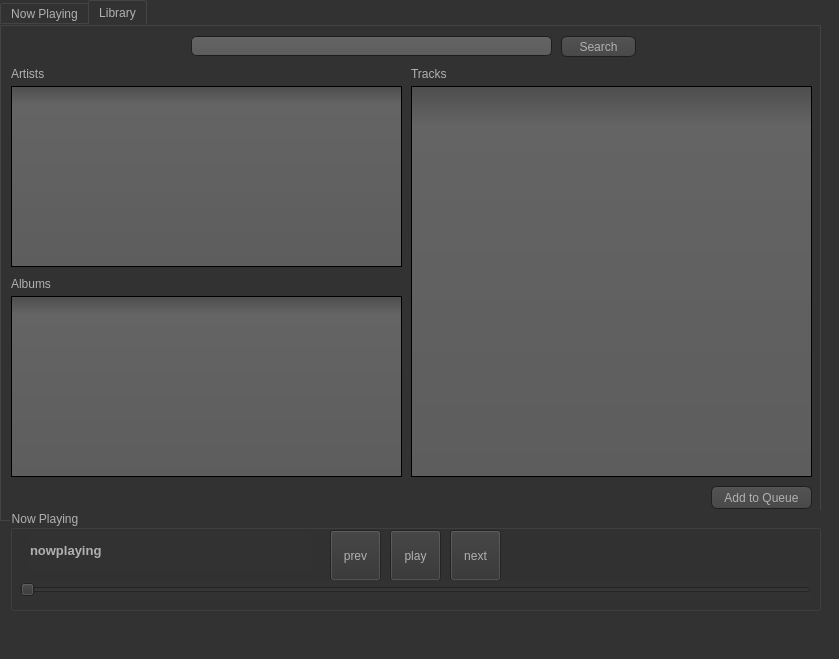
Above: ui1.ui from nightfire8199/project-hermes before the change. Below: the same form after it.
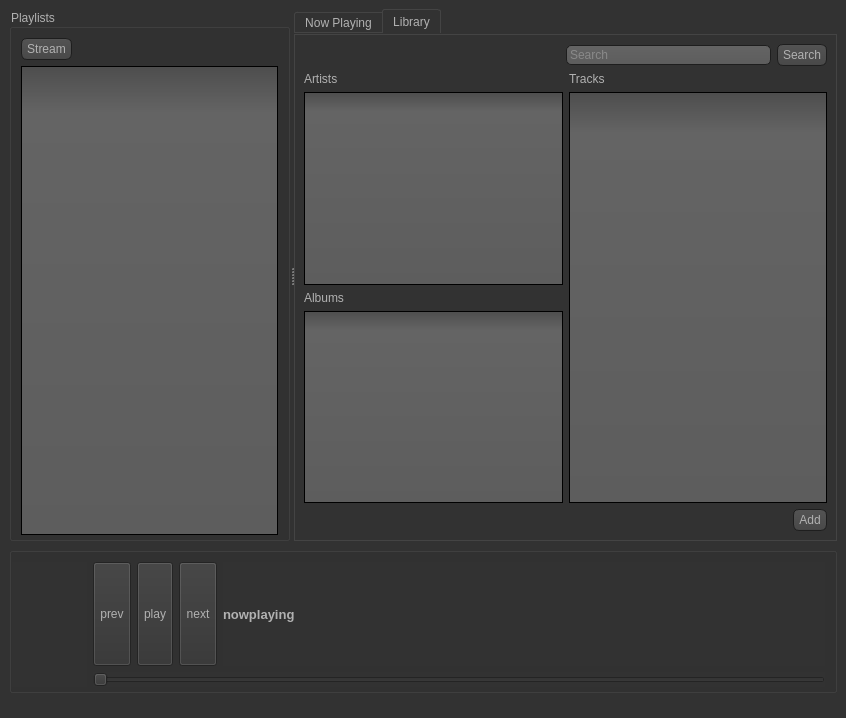
That is the form after the change. The open tabs and pages were chosen to show the change. Icons and pictures are not drawn.

The edit to the form file:
```diff
--- a/ui1.ui
+++ b/ui1.ui
@@ -6,10 +6,16 @@
    <rect>
     <x>0</x>
     <y>0</y>
-    <width>839</width>
-    <height>659</height>
+    <width>846</width>
+    <height>718</height>
    </rect>
   </property>
+  <property name="sizePolicy">
+   <sizepolicy hsizetype="Preferred" vsizetype="Preferred">
+    <horstretch>0</horstretch>
+    <verstretch>0</verstretch>
+   </sizepolicy>
+  </property>
   <property name="windowTitle">
    <string>MainWindow</string>
   </property>
@@ -475,14 +481,116 @@
 }</string>
   </property>
   <widget class="QWidget" name="centralwidget">
+   <property name="sizePolicy">
+    <sizepolicy hsizetype="Preferred" vsizetype="Preferred">
+     <horstretch>0</horstretch>
+     <verstretch>0</verstretch>
+    </sizepolicy>
+   </property>
+   <layout class="QGridLayout" name="gridLayout_6">
+    <property name="bottomMargin">
+     <number>3</number>
+    </property>
+    <item row="0" column="0">
+     <layout class="QVBoxLayout" name="verticalLayout_3">
+      <item>
+       <widget class="QSplitter" name="splitter">
+        <property name="sizePolicy">
+         <sizepolicy hsizetype="MinimumExpanding" vsizetype="Expanding">
+          <horstretch>0</horstretch>
+          <verstretch>0</verstretch>
+         </sizepolicy>
+        </property>
+        <property name="minimumSize">
+         <size>
+          <width>0</width>
+          <height>0</height>
+         </size>
+        </property>
+        <property name="frameShape">
+         <enum>QFrame::NoFrame</enum>
+        </property>
+        <property name="frameShadow">
+         <enum>QFrame::Plain</enum>
+        </property>
+        <property name="orientation">
+         <enum>Qt::Horizontal</enum>
+        </property>
+        <property name="childrenCollapsible">
+         <bool>false</bool>
+        </property>
+        <widget class="QGroupBox" name="groupBox_2">
+         <property name="sizePolicy">
+          <sizepolicy hsizetype="Expanding" vsizetype="Expanding">
+           <horstretch>0</horstretch>
+           <verstretch>0</verstretch>
+          </sizepolicy>
+         </property>
+         <property name="title">
+          <string>Playlists</string>
+         </property>
+         <layout class="QGridLayout" name="gridLayout_4">
+          <property name="bottomMargin">
+           <number>3</number>
+          </property>
+          <item row="0" column="0">
+           <layout class="QVBoxLayout" name="verticalLayout_4">
+            <item>
+             <layout class="QHBoxLayout" name="horizontalLayout_8">
+              <item>
+               <widget class="QPushButton" name="streamB">
+                <property name="sizePolicy">
+                 <sizepolicy hsizetype="Preferred" vsizetype="Fixed">
+                  <horstretch>0</horstretch>
+                  <verstretch>0</verstretch>
+                 </sizepolicy>
+                </property>
+                <property name="text">
+                 <string>Stream</string>
+                </property>
+               </widget>
+              </item>
+              <item>
+               <spacer name="horizontalSpacer_5">
+                <property name="sizePolicy">
+                 <sizepolicy hsizetype="Minimum" vsizetype="Minimum">
+                  <horstretch>0</horstretch>
+                  <verstretch>0</verstretch>
+                 </sizepolicy>
+                </property>
+                <property name="orientation">
+                 <enum>Qt::Horizontal</enum>
+                </property>
+                <property name="sizeHint" stdset="0">
+                 <size>
+                  <width>40</width>
+                  <height>20</height>
+                 </size>
+                </property>
+               </spacer>
+              </item>
+             </layout>
+            </item>
+            <item>
+             <widget class="QListWidget" name="playlists">
+              <property name="minimumSize">
+               <size>
+                <width>250</width>
+                <height>0</height>
+               </size>
+              </property>
+             </widget>
+            </item>
+           </layout>
+          </item>
+         </layout>
+        </widget>
    <widget class="QTabWidget" name="tabWidget">
-    <property name="geometry">
-     <rect>
-      <x>0</x>
-      <y>0</y>
-      <width>821</width>
-      <height>521</height>
-     </rect>
+         <property name="sizePolicy">
+          <sizepolicy hsizetype="Expanding" vsizetype="Expanding">
+           <horstretch>0</horstretch>
+           <verstretch>0</verstretch>
+          </sizepolicy>
     </property>
     <property name="currentIndex">
      <number>0</number>
@@ -573,175 +681,239 @@
      <attribute name="title">
       <string>Library</string>
      </attribute>
-     <widget class="QListWidget" name="searchResults_Art">
-      <property name="geometry">
-       <rect>
-        <x>10</x>
-        <y>60</y>
-        <width>391</width>
-        <height>181</height>
-       </rect>
-      </property>
-     </widget>
-     <widget class="QListWidget" name="searchResults_Alb">
-      <property name="geometry">
-       <rect>
-        <x>10</x>
-        <y>270</y>
-        <width>391</width>
-        <height>181</height>
-       </rect>
-      </property>
-     </widget>
-     <widget class="QListWidget" name="searchResults_Tra">
-      <property name="geometry">
-       <rect>
-        <x>410</x>
-        <y>60</y>
-        <width>401</width>
-        <height>391</height>
-       </rect>
-      </property>
-     </widget>
+          <layout class="QGridLayout" name="gridLayout_2">
+           <item row="0" column="0" colspan="2">
+            <layout class="QHBoxLayout" name="horizontalLayout_3">
+             <item>
+              <spacer name="horizontalSpacer_2">
+               <property name="orientation">
+                <enum>Qt::Horizontal</enum>
+               </property>
+               <property name="sizeHint" stdset="0">
+                <size>
+                 <width>40</width>
+                 <height>20</height>
+                </size>
+               </property>
+              </spacer>
+             </item>
+             <item>
+              <layout class="QHBoxLayout" name="horizontalLayout_2">
+               <item>
+                <widget class="QLineEdit" name="searchBox">
+                 <property name="inputMask">
+                  <string/>
+                 </property>
+                 <property name="text">
+                  <string/>
+                 </property>
+                 <property name="placeholderText">
+                  <string>Search</string>
+                 </property>
+                </widget>
+               </item>
+               <item>
+                <widget class="QPushButton" name="searchButton">
+                 <property name="text">
+                  <string>Search</string>
+                 </property>
+                </widget>
+               </item>
+              </layout>
+             </item>
+            </layout>
+           </item>
+           <item row="1" column="0">
+            <layout class="QVBoxLayout" name="verticalLayout">
+             <item>
      <widget class="QLabel" name="label_4">
-      <property name="geometry">
-       <rect>
-        <x>10</x>
-        <y>40</y>
-        <width>57</width>
-        <height>15</height>
-       </rect>
-      </property>
       <property name="text">
        <string>Artists</string>
       </property>
      </widget>
+             </item>
+             <item>
+              <widget class="QListWidget" name="searchResults_Art"/>
+             </item>
+             <item>
      <widget class="QLabel" name="label_3">
-      <property name="geometry">
-       <rect>
-        <x>10</x>
-        <y>250</y>
-        <width>57</width>
-        <height>15</height>
-       </rect>
-      </property>
       <property name="text">
        <string>Albums</string>
       </property>
      </widget>
+             </item>
+             <item>
+              <widget class="QListWidget" name="searchResults_Alb"/>
+             </item>
+            </layout>
+           </item>
+           <item row="1" column="1">
+            <layout class="QVBoxLayout" name="verticalLayout_2">
+             <item>
      <widget class="QLabel" name="label_2">
-      <property name="geometry">
-       <rect>
-        <x>410</x>
-        <y>40</y>
-        <width>57</width>
-        <height>15</height>
-       </rect>
-      </property>
       <property name="text">
        <string>Tracks</string>
       </property>
      </widget>
+             </item>
+             <item>
+              <widget class="QListWidget" name="searchResults_Tra"/>
+             </item>
+            </layout>
+           </item>
+           <item row="2" column="0" colspan="2">
+            <layout class="QHBoxLayout" name="horizontalLayout_4">
+             <item>
+              <spacer name="horizontalSpacer_3">
+               <property name="orientation">
+                <enum>Qt::Horizontal</enum>
+               </property>
+               <property name="sizeHint" stdset="0">
+                <size>
+                 <width>40</width>
+                 <height>20</height>
+                </size>
+               </property>
+              </spacer>
+             </item>
+             <item>
      <widget class="QPushButton" name="addButton">
-      <property name="geometry">
-       <rect>
-        <x>710</x>
-        <y>460</y>
-        <width>101</width>
-        <height>23</height>
-       </rect>
+               <property name="sizePolicy">
+                <sizepolicy hsizetype="Minimum" vsizetype="Fixed">
+                 <horstretch>0</horstretch>
+                 <verstretch>0</verstretch>
+                </sizepolicy>
       </property>
       <property name="text">
-       <string>Add to Queue</string>
-      </property>
-     </widget>
-     <widget class="QLineEdit" name="searchBox">
-      <property name="geometry">
-       <rect>
-        <x>190</x>
-        <y>10</y>
-        <width>361</width>
-        <height>20</height>
-       </rect>
-      </property>
-      <property name="text">
-       <string/>
-      </property>
-     </widget>
-     <widget class="QPushButton" name="searchButton">
-      <property name="geometry">
-       <rect>
-        <x>560</x>
-        <y>10</y>
-        <width>75</width>
-        <height>21</height>
-       </rect>
-      </property>
-      <property name="text">
-       <string>Search</string>
-      </property>
-     </widget>
-    </widget>
-   </widget>
+                <string>Add</string>
+               </property>
+              </widget>
+             </item>
+            </layout>
+           </item>
+          </layout>
+         </widget>
+        </widget>
+       </widget>
+      </item>
+      <item>
    <widget class="QGroupBox" name="groupBox">
-    <property name="geometry">
-     <rect>
-      <x>10</x>
-      <y>510</y>
-      <width>811</width>
-      <height>101</height>
-     </rect>
+        <property name="sizePolicy">
+         <sizepolicy hsizetype="Expanding" vsizetype="Expanding">
+          <horstretch>0</horstretch>
+          <verstretch>0</verstretch>
+         </sizepolicy>
     </property>
     <property name="title">
-     <string>Now Playing</string>
-    </property>
-    <widget class="QToolButton" name="playpauseButton">
-     <property name="geometry">
-      <rect>
-       <x>380</x>
-       <y>20</y>
-       <width>51</width>
-       <height>51</height>
-      </rect>
+         <string/>
+        </property>
+        <layout class="QHBoxLayout" name="horizontalLayout_9">
+         <property name="leftMargin">
+          <number>0</number>
+         </property>
+         <property name="bottomMargin">
+          <number>3</number>
+         </property>
+         <item>
+          <widget class="QLabel" name="artView">
+           <property name="sizePolicy">
+            <sizepolicy hsizetype="Minimum" vsizetype="Minimum">
+             <horstretch>0</horstretch>
+             <verstretch>0</verstretch>
+            </sizepolicy>
+           </property>
+           <property name="minimumSize">
+            <size>
+             <width>75</width>
+             <height>75</height>
+            </size>
+           </property>
+           <property name="frameShape">
+            <enum>QFrame::NoFrame</enum>
+           </property>
+           <property name="frameShadow">
+            <enum>QFrame::Sunken</enum>
      </property>
      <property name="text">
-      <string>play</string>
-     </property>
-    </widget>
+            <string/>
+           </property>
+          </widget>
+         </item>
+         <item>
+          <layout class="QVBoxLayout" name="verticalLayout_5">
+           <item>
+            <layout class="QHBoxLayout" name="horizontalLayout_7">
+             <item>
+              <layout class="QHBoxLayout" name="horizontalLayout_6">
+               <item>
+                <layout class="QHBoxLayout" name="horizontalLayout_5">
+                 <property name="sizeConstraint">
+                  <enum>QLayout::SetFixedSize</enum>
+                 </property>
+                 <item>
     <widget class="QToolButton" name="prevButton">
-     <property name="geometry">
-      <rect>
-       <x>320</x>
-       <y>20</y>
-       <width>51</width>
-       <height>51</height>
-      </rect>
+                   <property name="sizePolicy">
+                    <sizepolicy hsizetype="Preferred" vsizetype="Preferred">
+                     <horstretch>0</horstretch>
+                     <verstretch>0</verstretch>
+                    </sizepolicy>
      </property>
      <property name="text">
       <string>prev</string>
      </property>
-    </widget>
+                   <property name="icon">
+                    <iconset>
+                     <normaloff>assets/prev_white.png</normaloff>assets/prev_white.png</iconset>
+                   </property>
+                  </widget>
+                 </item>
+                 <item>
+                  <widget class="QToolButton" name="playpauseButton">
+                   <property name="sizePolicy">
+                    <sizepolicy hsizetype="Preferred" vsizetype="Preferred">
+                     <horstretch>0</horstretch>
+                     <verstretch>0</verstretch>
+                    </sizepolicy>
+                   </property>
+                   <property name="text">
+                    <string>play</string>
+                   </property>
+                   <property name="icon">
+                    <iconset>
+                     <normaloff>assets/play_fill_white.png</normaloff>assets/play_fill_white.png</iconset>
+                   </property>
+                   <property name="iconSize">
+                    <size>
+                     <width>32</width>
+                     <height>32</height>
+                    </size>
+                   </property>
+                  </widget>
+                 </item>
+                 <item>
     <widget class="QToolButton" name="nextButton">
-     <property name="geometry">
-      <rect>
-       <x>440</x>
-       <y>20</y>
-       <width>51</width>
-       <height>51</height>
-      </rect>
+                   <property name="sizePolicy">
+                    <sizepolicy hsizetype="Preferred" vsizetype="Preferred">
+                     <horstretch>0</horstretch>
+                     <verstretch>0</verstretch>
+                    </sizepolicy>
      </property>
      <property name="text">
       <string>next</string>
      </property>
-    </widget>
+                   <property name="icon">
+                    <iconset>
+                     <normaloff>assets/next_white.png</normaloff>assets/next_white.png</iconset>
+                   </property>
+                  </widget>
+                 </item>
+                 <item>
     <widget class="QLabel" name="playingLabel">
-     <property name="geometry">
-      <rect>
-       <x>20</x>
-       <y>20</y>
-       <width>281</width>
-       <height>41</height>
-      </rect>
+                   <property name="sizePolicy">
+                    <sizepolicy hsizetype="Expanding" vsizetype="Preferred">
+                     <horstretch>0</horstretch>
+                     <verstretch>0</verstretch>
+                    </sizepolicy>
      </property>
      <property name="font">
       <font>
@@ -754,15 +926,15 @@
       <string>nowplaying</string>
      </property>
     </widget>
+                 </item>
+                </layout>
+               </item>
+              </layout>
+             </item>
+            </layout>
+           </item>
+           <item>
     <widget class="QSlider" name="trackSlider">
-     <property name="geometry">
-      <rect>
-       <x>10</x>
-       <y>70</y>
-       <width>791</width>
-       <height>20</height>
-      </rect>
-     </property>
      <property name="maximum">
       <number>100000</number>
      </property>
@@ -770,7 +942,15 @@
       <enum>Qt::Horizontal</enum>
      </property>
     </widget>
-   </widget>
+           </item>
+          </layout>
+         </item>
+        </layout>
+       </widget>
+      </item>
+     </layout>
+    </item>
+   </layout>
   </widget>
   <widget class="QMenuBar" name="menubar">
    <property name="geometry">
```
Left out of the diff: 135 changed lines with no effect on the pictures. Lines whose indentation alone changed are shown as unchanged.
